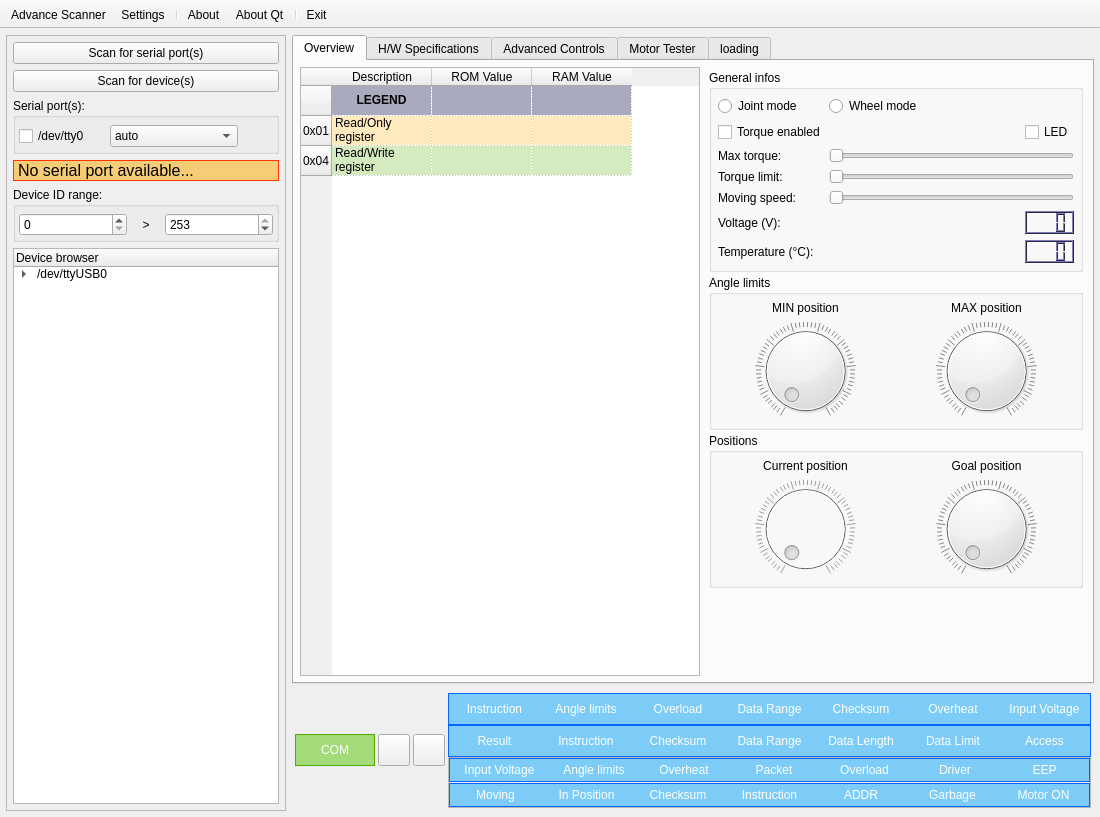
Above: gui/ui/mainwindow.ui from emericg/SmartServoFramework before the change. Below: the same form after it.
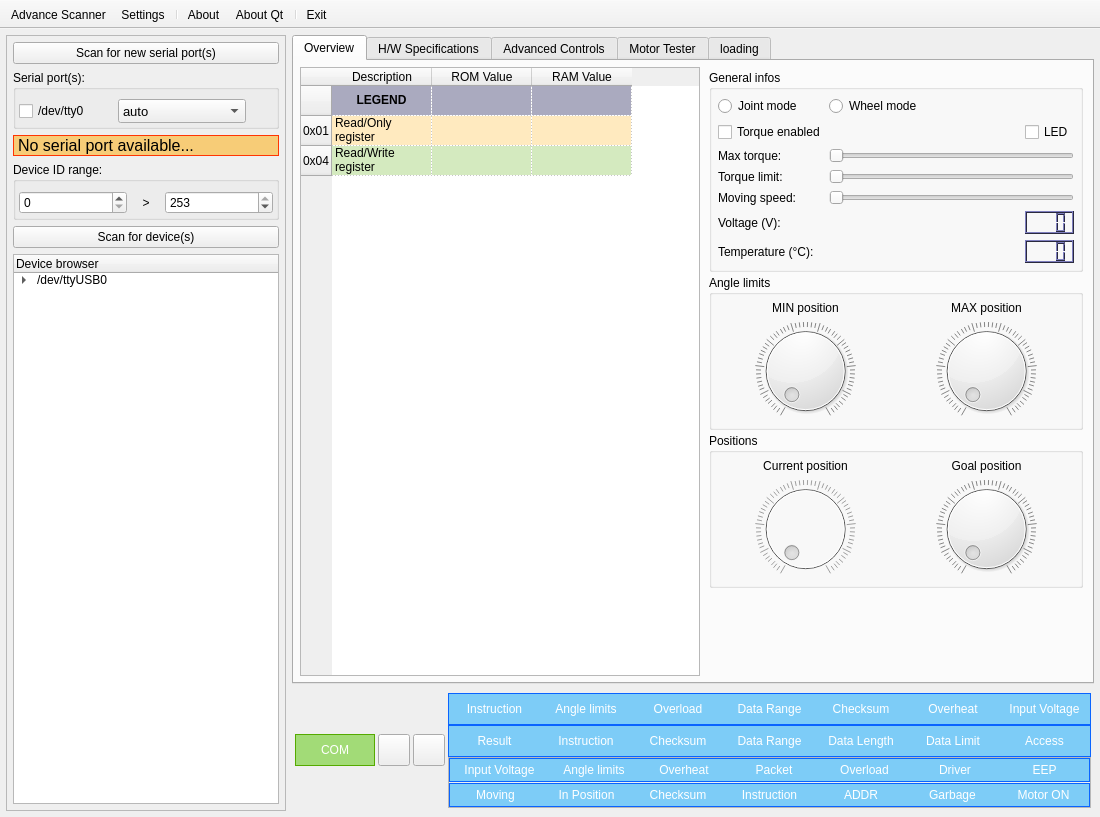
That is the form after the change. Icons and pictures are not drawn.

The edit to the form file:
```diff
--- a/gui/ui/mainwindow.ui
+++ b/gui/ui/mainwindow.ui
@@ -83,7 +83,7 @@
           <string>&lt;html&gt;&lt;head/&gt;&lt;body&gt;&lt;p&gt;&lt;span style=&quot; font-weight:600;&quot;&gt;Prerequisite&lt;/span&gt;&lt;/p&gt;&lt;p&gt;An USB to half-duplex TTL serial port adapter:&lt;/p&gt;&lt;p&gt;- &lt;span style=&quot; font-weight:600;&quot;&gt;USB2Dynamixel&lt;/span&gt;: Official device that can manage both TTL and RS485 communication.&lt;/p&gt;&lt;p&gt;- &lt;span style=&quot; font-weight:600;&quot;&gt;USB2AX&lt;/span&gt;: Unofficial device designed to manage TTL communication only.&lt;/p&gt;&lt;p&gt;Note: Regular USB2TTL adapter will NOT do the trick.&lt;/p&gt;&lt;p&gt;If you are running Windows you will also have to install the driver for the USB2serial port.&lt;/p&gt;&lt;/body&gt;&lt;/html&gt;</string>
          </property>
          <property name="text">
-          <string>Scan for serial port(s)</string>
+          <string>Scan for new serial port(s)</string>
          </property>
          <property name="icon">
           <iconset resource="../resources/resources.qrc">
@@ -91,17 +91,6 @@
          </property>
         </widget>
        </item>
-       <item>
-        <widget class="QPushButton" name="pushScanServo">
-         <property name="text">
-          <string>Scan for device(s)</string>
-         </property>
-         <property name="icon">
-          <iconset resource="../resources/resources.qrc">
-           <normaloff>:/icons/icons/emblem-ubuntuone-updating.svg</normaloff>:/icons/icons/emblem-ubuntuone-updating.svg</iconset>
-         </property>
-        </widget>
-       </item>
        <item>
         <widget class="QGroupBox" name="groupPorts">
          <property name="title">
@@ -112,7 +101,7 @@
            <number>3</number>
           </property>
           <property name="topMargin">
-           <number>6</number>
+           <number>9</number>
           </property>
           <property name="rightMargin">
            <number>3</number>
@@ -140,9 +129,14 @@
             <property name="maximumSize">
              <size>
               <width>128</width>
-              <height>16777215</height>
+              <height>24</height>
              </size>
             </property>
+            <property name="font">
+             <font>
+              <pointsize>10</pointsize>
+             </font>
+            </property>
             <property name="toolTip">
              <string notr="true"/>
             </property>
@@ -166,8 +160,8 @@
             </property>
             <property name="maximumSize">
              <size>
-              <width>32</width>
-              <height>32</height>
+              <width>24</width>
+              <height>24</height>
              </size>
             </property>
             <property name="accessibleName">
@@ -239,7 +233,7 @@
            <number>3</number>
           </property>
           <property name="topMargin">
-           <number>6</number>
+           <number>9</number>
           </property>
           <property name="rightMargin">
            <number>3</number>
@@ -249,6 +243,12 @@
           </property>
           <item>
            <widget class="QSpinBox" name="rangeStart_spinBox">
+            <property name="maximumSize">
+             <size>
+              <width>16777215</width>
+              <height>28</height>
+             </size>
+            </property>
             <property name="toolTip">
              <string notr="true"/>
             </property>
@@ -281,6 +281,12 @@
           </item>
           <item>
            <widget class="QSpinBox" name="rangeStop_spinBox">
+            <property name="maximumSize">
+             <size>
+              <width>16777215</width>
+              <height>28</height>
+             </size>
+            </property>
             <property name="toolTip">
              <string notr="true"/>
             </property>
@@ -298,6 +304,20 @@
          </layout>
         </widget>
        </item>
+       <item>
+        <widget class="QPushButton" name="pushScanServo">
+         <property name="toolTip">
+          <string>&lt;html&gt;&lt;head/&gt;&lt;body&gt;&lt;p&gt;Doesn't work? Use the &amp;quot;advance scanner&amp;quot; to find out where your devices are hiding!&lt;/p&gt;&lt;/body&gt;&lt;/html&gt;</string>
+         </property>
+         <property name="text">
+          <string>Scan for device(s)</string>
+         </property>
+         <property name="icon">
+          <iconset resource="../resources/resources.qrc">
+           <normaloff>:/icons/icons/emblem-ubuntuone-updating.svg</normaloff>:/icons/icons/emblem-ubuntuone-updating.svg</iconset>
+         </property>
+        </widget>
+       </item>
        <item>
         <widget class="QTreeWidget" name="deviceTreeWidget">
          <property name="sizePolicy">
```
Left out of the diff: 2 changed lines with no effect on the pictures.
